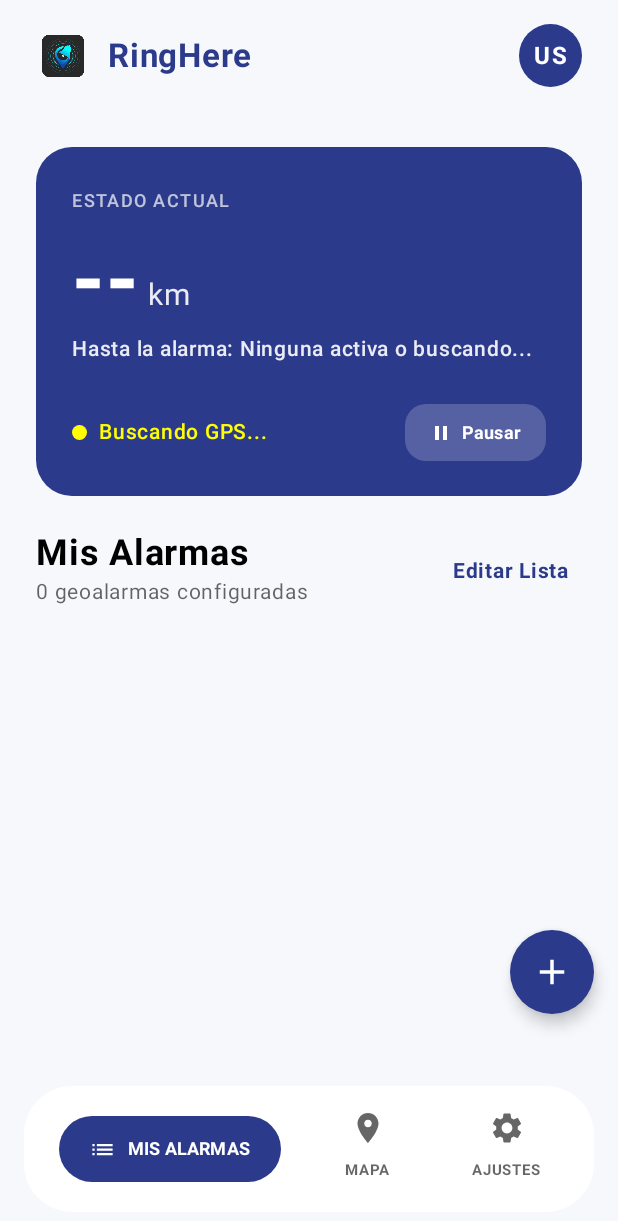
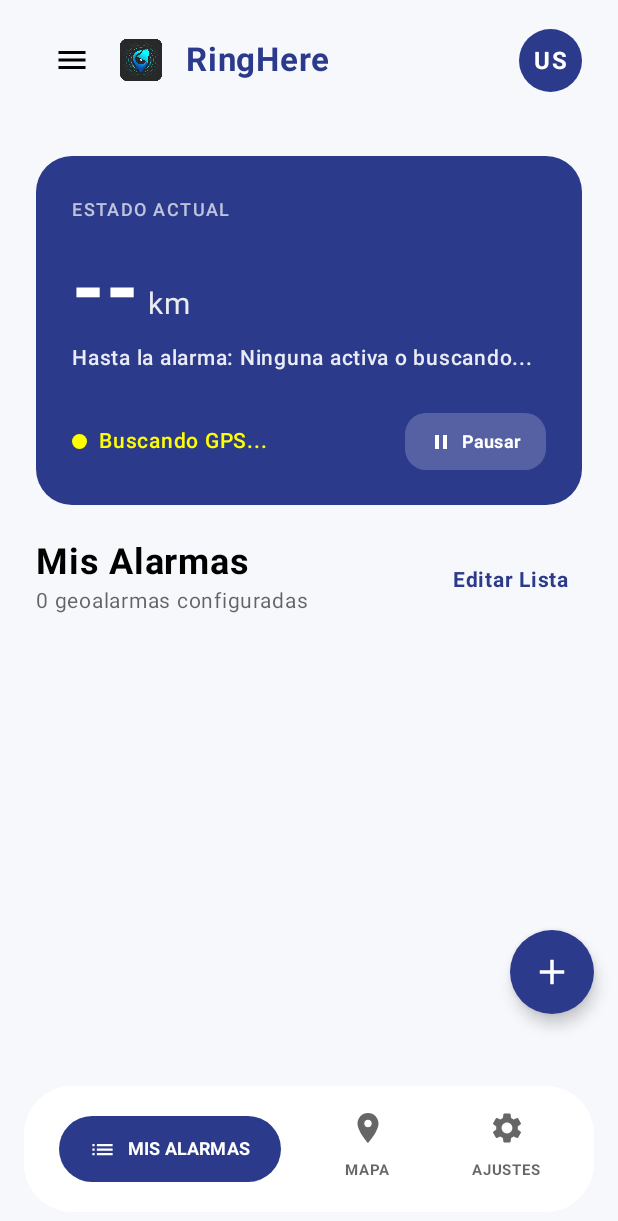
Before and after one commit to Arrooyo110/TFG_RingHere, an Android app built with Jetpack Compose: the DashboardScreen screen opened through its navigation route, on a phone screen of 412 x 824 dp. Shown: the top 1221 px of the screen. Run offline under Robolectric (Android 15) with nearby library versions, the light colour scheme and no system bars; our stand-ins replace Room's generated code; 1 statement that could not run was skipped.

Commit message:
implementado historial de alarmas y mejoras en geofencing (app)

```diff
--- a/app/src/main/java/com/cdm/tfg_ringhere/MainActivity.kt
+++ b/app/src/main/java/com/cdm/tfg_ringhere/MainActivity.kt
@@ -21,6 +21,7 @@ import com.cdm.tfg_ringhere.data.local.AppDatabase
 import com.cdm.tfg_ringhere.data.repository.AlarmaRepository
 import com.cdm.tfg_ringhere.ui.create.CreateAlarmScreen
 import com.cdm.tfg_ringhere.ui.dashboard.DashboardScreen
+import com.cdm.tfg_ringhere.ui.dashboard.HistorialScreen
 import com.cdm.tfg_ringhere.ui.login.PantallaLogin
 import com.cdm.tfg_ringhere.ui.login.RegisterScreen
 import com.cdm.tfg_ringhere.ui.settings.AjustesScreen
@@ -127,6 +128,9 @@ class MainActivity : ComponentActivity() {
                         composable("ajustes") {
                             AjustesScreen(navController = navController)
                         }
+                        composable("historial") {
+                            HistorialScreen(navController = navController)
+                        }
                         composable(
                             route = "register/{isSpanish}",
                             arguments = listOf(navArgument("isSpanish") { type = NavType.BoolType })
--- a/app/src/main/java/com/cdm/tfg_ringhere/data/local/AppDataBase.kt
+++ b/app/src/main/java/com/cdm/tfg_ringhere/data/local/AppDataBase.kt
@@ -5,17 +5,20 @@ import androidx.room.Database
 import androidx.room.Room
 import androidx.room.RoomDatabase
 import com.cdm.tfg_ringhere.data.local.dao.AlarmaDao
+import com.cdm.tfg_ringhere.data.local.dao.EventoAlarmaDao
 import com.cdm.tfg_ringhere.model.Alarma
+import com.cdm.tfg_ringhere.model.EventoAlarma
 
-@Database(entities = [Alarma::class], version = 1)
+@Database(entities = [Alarma::class, EventoAlarma::class], version = 2)
 abstract class AppDatabase : RoomDatabase() {
     abstract fun alarmaDao(): AlarmaDao
+    abstract fun eventoAlarmaDao(): EventoAlarmaDao
 
     companion object {
         @Volatile
         private var INSTANCE: AppDatabase? = null
 
-// Crea el método getDatabase siguiendo el patrón Singleton
+        // Crea el método getDatabase siguiendo el patrón Singleton
         fun getDatabase(context: Context): AppDatabase {
             return INSTANCE ?: synchronized(this) {
                 val instance = Room.databaseBuilder(
--- /dev/null
+++ b/app/src/main/java/com/cdm/tfg_ringhere/data/local/dao/EventoAlarmaDao.kt
@@ -0,0 +1,26 @@
+package com.cdm.tfg_ringhere.data.local.dao
+
+import androidx.room.Dao
+import androidx.room.Insert
+import androidx.room.OnConflictStrategy
+import androidx.room.Query
+import com.cdm.tfg_ringhere.model.EventoAlarma
+import kotlinx.coroutines.flow.Flow
+
+@Dao
+interface EventoAlarmaDao {
+
+    @Insert(onConflict = OnConflictStrategy.REPLACE)
+    suspend fun insertEvento(evento: EventoAlarma)
+
+    // Todos los eventos ordenados del más reciente al más antiguo
+    @Query("SELECT * FROM eventos_alarma ORDER BY timestamp DESC")
+    fun getTodosLosEventos(): Flow<List<EventoAlarma>>
+
+    // Limpia eventos con más de 30 días para no acumular indefinidamente
+    @Query("DELETE FROM eventos_alarma WHERE timestamp < :hace30Dias")
+    suspend fun limpiarEventosAntiguos(hace30Dias: Long)
+
+    @Query("DELETE FROM eventos_alarma")
+    suspend fun limpiarTodo()
+}
--- a/app/src/main/java/com/cdm/tfg_ringhere/ui/dashboard/DashboardScreen.kt
+++ b/app/src/main/java/com/cdm/tfg_ringhere/ui/dashboard/DashboardScreen.kt
@@ -8,6 +8,8 @@ import android.os.Build
 import androidx.activity.compose.rememberLauncherForActivityResult
 import androidx.activity.result.contract.ActivityResultContracts
 import androidx.compose.foundation.Image
+import androidx.compose.foundation.gestures.detectTapGestures
+import androidx.compose.foundation.rememberScrollState
 import androidx.compose.foundation.background
 import androidx.compose.foundation.clickable
 import androidx.compose.foundation.layout.*
@@ -20,6 +22,8 @@ import androidx.compose.material.icons.filled.*
 import androidx.compose.material3.*
 import androidx.compose.material3.pulltorefresh.PullToRefreshBox
 import androidx.compose.runtime.*
+import androidx.compose.runtime.rememberCoroutineScope
+import kotlinx.coroutines.launch
 import androidx.compose.ui.Alignment
 import androidx.compose.ui.Modifier
 import androidx.compose.ui.draw.clip
@@ -56,6 +60,8 @@ fun DashboardScreen(navController: NavController, viewModel: AlarmaViewModel) {
 
     var isEditing by remember { mutableStateOf(false) }
     val context = LocalContext.current
+    val drawerState = rememberDrawerState(initialValue = DrawerValue.Closed)
+    val scope = rememberCoroutineScope()
 
     LaunchedEffect(Unit) {
         viewModel.cargarAlarmasDelUsuario(context)
@@ -92,9 +98,50 @@ fun DashboardScreen(navController: NavController, viewModel: AlarmaViewModel) {
         locationPermissionLauncher.launch(permisosAPedir.toTypedArray())
     }
 
+    ModalNavigationDrawer(
+        drawerState = drawerState,
+        drawerContent = {
+            ModalDrawerSheet(
+                modifier = Modifier.width(280.dp),
+                drawerContainerColor = MaterialTheme.colorScheme.surface
+            ) {
+                Spacer(modifier = Modifier.height(48.dp))
+                Row(
+                    modifier = Modifier.padding(horizontal = 24.dp, vertical = 8.dp),
+                    verticalAlignment = Alignment.CenterVertically
+                ) {
+                    Image(
+                        painter = painterResource(id = R.mipmap.ic_launcher_foreground),
+                        contentDescription = null,
+                        modifier = Modifier.size(32.dp)
+                    )
+                    Spacer(modifier = Modifier.width(10.dp))
+                    Text("RingHere", fontSize = 20.sp, fontWeight = FontWeight.Bold, color = MaterialTheme.colorScheme.primary)
+                }
+                HorizontalDivider(modifier = Modifier.padding(horizontal = 16.dp, vertical = 12.dp))
+                NavigationDrawerItem(
+                    label = { Text("Mis Alarmas", fontWeight = FontWeight.Medium) },
+                    selected = true,
+                    icon = { Icon(Icons.Default.Notifications, contentDescription = null) },
+                    onClick = { scope.launch { drawerState.close() } },
+                    modifier = Modifier.padding(horizontal = 12.dp)
+                )
+                NavigationDrawerItem(
+                    label = { Text("Historial", fontWeight = FontWeight.Medium) },
+                    selected = false,
+                    icon = { Icon(Icons.Default.DateRange, contentDescription = null) },
+                    onClick = {
+                        scope.launch { drawerState.close() }
+                        navController.navigate("historial")
+                    },
+                    modifier = Modifier.padding(horizontal = 12.dp)
+                )
+            }
+        }
+    ) {
         Scaffold(
             containerColor = MaterialTheme.colorScheme.background,
-        topBar = { TopBarDesign(navController = navController, viewModel = viewModel) },
+            topBar = { TopBarDesign(navController = navController, viewModel = viewModel, onMenuClick = { scope.launch { drawerState.open() } }) },
             bottomBar = { RingHereBottomBar(navController = navController, rutaActual = "dashboard") },
             floatingActionButton = {
                 FloatingActionButton(
@@ -156,6 +203,7 @@ fun DashboardScreen(navController: NavController, viewModel: AlarmaViewModel) {
                 }
             }
         }
+    } // ModalNavigationDrawer
 }
 
 // =====================================================================
@@ -270,7 +318,7 @@ fun HeroCardGPS(
 }
 
 @Composable
-fun TopBarDesign(navController: NavController, viewModel: AlarmaViewModel) {
+fun TopBarDesign(navController: NavController, viewModel: AlarmaViewModel, onMenuClick: () -> Unit = {}) {
     var showMenu by remember { mutableStateOf(false) }
     val context = LocalContext.current
 
@@ -288,6 +336,10 @@ fun TopBarDesign(navController: NavController, viewModel: AlarmaViewModel) {
         verticalAlignment = Alignment.CenterVertically
     ) {
         Row(verticalAlignment = Alignment.CenterVertically) {
+            IconButton(onClick = onMenuClick) {
+                Icon(Icons.Default.Menu, contentDescription = "Menú", tint = MaterialTheme.colorScheme.onSurface)
+            }
+            Spacer(modifier = Modifier.width(4.dp))
             Image(
                 painter = painterResource(id = R.mipmap.ic_launcher_foreground),
                 contentDescription = "Logo Ring Here",
```
Also changed, not shown: app/src/main/java/com/cdm/tfg_ringhere/model/EventoAlarma.kt (added, +17 -0 lines), app/src/main/java/com/cdm/tfg_ringhere/receiver/GeofenceBroadcastReceiver.kt (+42 -0 lines), app/src/main/java/com/cdm/tfg_ringhere/ui/dashboard/HistorialScreen.kt (added, +242 -0 lines), app/src/main/java/com/cdm/tfg_ringhere/utils/GeofenceManager.kt (+21 -7 lines). Lines whose indentation alone changed are shown as unchanged.
